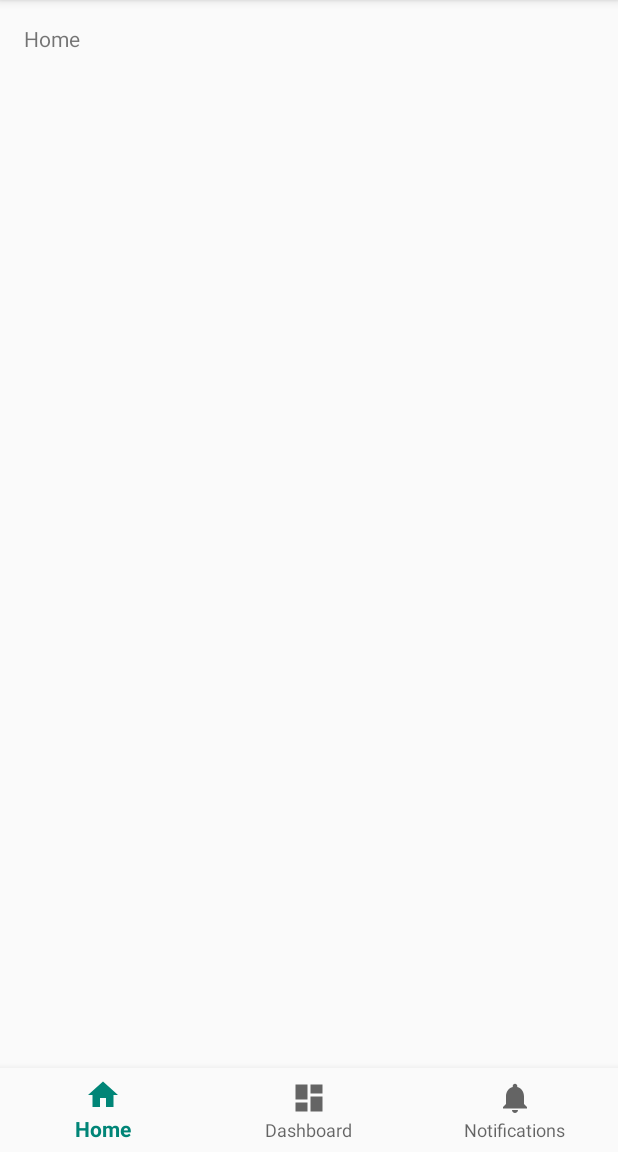
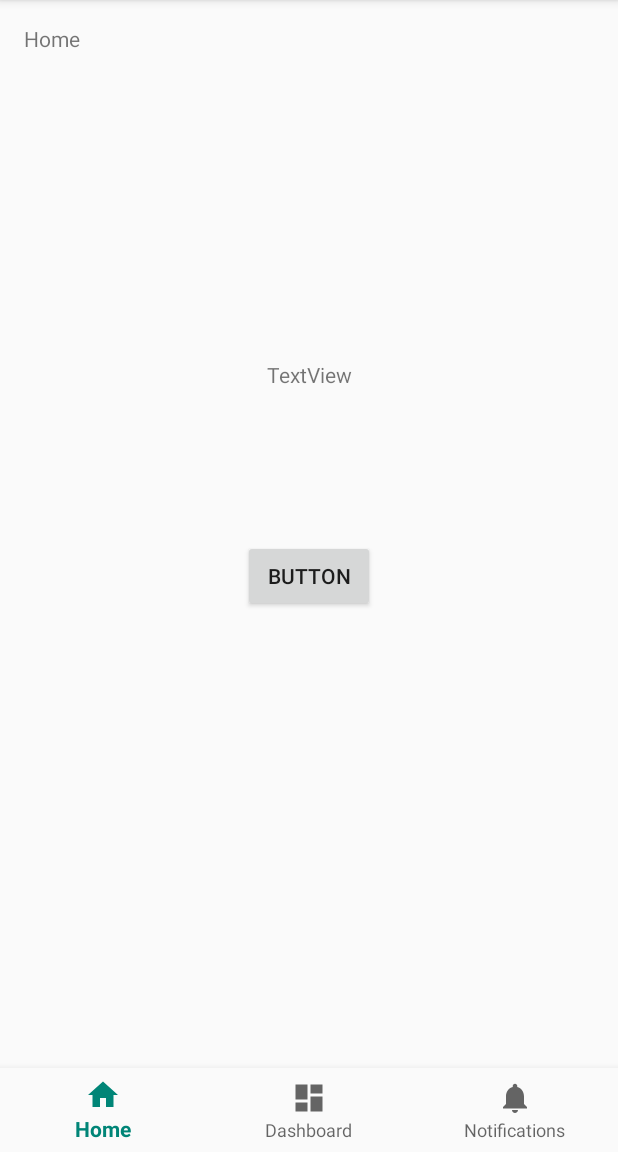
Before and after one commit to kuramu1108/gassai-android, an Android app: the screen it shows after launch (MainActivity), on a phone screen of 412 x 824 dp, the part 84-1236 px from its top. Run offline under Robolectric (Android 15) with nearby library versions, the phone set to English and light mode, and no system bars; our stand-ins replace Dagger/Hilt's generated code; libraries missing offline, so code that uses them is left out: io.realm; 4 statements that could not run were skipped.

```diff
--- a/app/build.gradle
+++ b/app/build.gradle
@@ -55,6 +55,8 @@ dependencies {
     // Dagger 2
     implementation "com.google.dagger:dagger:$dagger2_version"
     kapt "com.google.dagger:dagger-compiler:$dagger2_version"
+    implementation "com.google.dagger:dagger-android-support:$dagger2_version"
+    kapt "com.google.dagger:dagger-android-processor:$dagger2_version"
     compileOnly "org.glassfish:javax.annotation:3.1.1"
 
     // Anko Commons
--- a/app/src/main/java/com/pocraft/gassai/MainActivity.kt
+++ b/app/src/main/java/com/pocraft/gassai/MainActivity.kt
@@ -2,10 +2,21 @@ package com.pocraft.gassai
 
 import android.os.Bundle
 import com.google.android.material.bottomnavigation.BottomNavigationView
-import androidx.appcompat.app.AppCompatActivity
+import androidx.lifecycle.ViewModelProvider
+import androidx.lifecycle.ViewModelProviders
+import com.pocraft.gassai.viewmodel.TimeTableViewModel
+import dagger.android.AndroidInjection
+import dagger.android.support.DaggerAppCompatActivity
 import kotlinx.android.synthetic.main.activity_main.*
+import javax.inject.Inject
 
-class MainActivity : AppCompatActivity() {
+class MainActivity : DaggerAppCompatActivity() {
+    @Inject
+    lateinit var viewModelFactory: ViewModelProvider.Factory
+
+    val vm: TimeTableViewModel by lazy {
+        ViewModelProviders.of(this, viewModelFactory)[TimeTableViewModel::class.java]
+    }
 
     private val mOnNavigationItemSelectedListener = BottomNavigationView.OnNavigationItemSelectedListener { item ->
         when (item.itemId) {
@@ -26,9 +37,13 @@ class MainActivity : AppCompatActivity() {
     }
 
     override fun onCreate(savedInstanceState: Bundle?) {
+        AndroidInjection.inject(this)
         super.onCreate(savedInstanceState)
         setContentView(R.layout.activity_main)
 
+        button_test.setOnClickListener {
+            button_test.text = vm.getName()
+        }
         navigation.setOnNavigationItemSelectedListener(mOnNavigationItemSelectedListener)
     }
 }
--- a/app/src/main/java/com/pocraft/gassai/TheApplication.kt
+++ b/app/src/main/java/com/pocraft/gassai/TheApplication.kt
@@ -1,12 +1,21 @@
 package com.pocraft.gassai
 
+import android.app.Activity
 import android.app.Application
 import com.pocraft.gassai.di.component.ApplicationComponent
 import com.pocraft.gassai.di.component.DaggerApplicationComponent
+import dagger.android.AndroidInjector
+import dagger.android.DispatchingAndroidInjector
+import dagger.android.HasActivityInjector
 import io.realm.Realm
+import javax.inject.Inject
 
-class TheApplication: Application() {
-    lateinit var component: ApplicationComponent
+class TheApplication: Application(), HasActivityInjector {
+    @Inject
+    lateinit var dispatchingAndroidInjector: DispatchingAndroidInjector<Activity>
+
+    lateinit var appComponent: ApplicationComponent
+
     override fun onCreate() {
         super.onCreate()
 
@@ -16,12 +25,14 @@ class TheApplication: Application() {
     private fun setUp() {
         initRealmConfiguration()
 
-        component = DaggerApplicationComponent.builder().build()
-        component.inject(this)
+        appComponent = DaggerApplicationComponent.builder().applicationBind(this).build()
+        appComponent.inject(this)
     }
 
     private fun initRealmConfiguration() {
         Realm.init(this)
 
     }
+
+    override fun activityInjector(): AndroidInjector<Activity> = dispatchingAndroidInjector
 }
--- a/app/src/main/java/com/pocraft/gassai/di/component/ApplicationComponent.kt
+++ b/app/src/main/java/com/pocraft/gassai/di/component/ApplicationComponent.kt
@@ -1,11 +1,25 @@
 package com.pocraft.gassai.di.component
 
 import com.pocraft.gassai.TheApplication
+import com.pocraft.gassai.di.module.ActivityModule
 import com.pocraft.gassai.di.module.ApplicationModule
 import com.pocraft.gassai.di.module.DatabaseModule
+import com.pocraft.gassai.di.module.ViewModelModule
+import dagger.BindsInstance
 import dagger.Component
+import dagger.android.support.AndroidSupportInjectionModule
+import javax.inject.Singleton
 
-@Component(modules = [ApplicationModule::class, DatabaseModule::class])
+@Singleton
+@Component(modules = [AndroidSupportInjectionModule::class, ApplicationModule::class, ActivityModule::class, DatabaseModule::class, ViewModelModule::class])
 interface ApplicationComponent {
     fun inject(application: TheApplication)
+
+    @Component.Builder
+    interface Builder {
+        fun build(): ApplicationComponent
+
+        @BindsInstance
+        fun applicationBind(application: TheApplication): Builder
+    }
 }
--- a/app/src/main/java/com/pocraft/gassai/viewmodel/TimeTableViewModel.kt
+++ b/app/src/main/java/com/pocraft/gassai/viewmodel/TimeTableViewModel.kt
@@ -1,5 +1,8 @@
 package com.pocraft.gassai.viewmodel
 
-class TimeTableViewModel: BaseViewModel() {
+import javax.inject.Inject
 
+
+class TimeTableViewModel @Inject constructor(): BaseViewModel() {
+    fun getName() = "it works"
 }
--- a/app/src/main/res/layout/activity_main.xml
+++ b/app/src/main/res/layout/activity_main.xml
@@ -29,5 +29,22 @@
         app:layout_constraintLeft_toLeftOf="parent"
         app:layout_constraintRight_toRightOf="parent"
         app:menu="@menu/navigation" />
+    <Button
+            android:text="Button"
+            android:layout_width="wrap_content"
+            android:layout_height="wrap_content"
+            android:id="@+id/button_test" android:layout_marginBottom="286dp"
+            app:layout_constraintBottom_toTopOf="@+id/navigation" app:layout_constraintStart_toStartOf="parent"
+            android:layout_marginStart="161dp" android:layout_marginTop="82dp"
+            app:layout_constraintTop_toBottomOf="@+id/textView_test" app:layout_constraintEnd_toEndOf="parent"
+            android:layout_marginEnd="162dp"/>
+    <TextView
+            android:text="TextView"
+            android:layout_width="wrap_content"
+            android:layout_height="wrap_content"
+            android:id="@+id/textView_test"
+            app:layout_constraintTop_toTopOf="parent" android:layout_marginTop="240dp"
+            app:layout_constraintStart_toStartOf="parent" android:layout_marginStart="176dp"
+            app:layout_constraintEnd_toEndOf="parent" android:layout_marginEnd="176dp"/>
 
 </androidx.constraintlayout.widget.ConstraintLayout>
```
Also changed, not shown: app/src/main/java/com/pocraft/gassai/di/component/ActivityComponent.kt (deleted, +0 -10 lines), app/src/main/java/com/pocraft/gassai/di/module/ActivityModule.kt (+5 -7 lines), app/src/main/java/com/pocraft/gassai/di/module/ApplicationModule.kt (+6 -5 lines), app/src/main/java/com/pocraft/gassai/di/module/ViewModelFactory.kt (added, +32 -0 lines).
